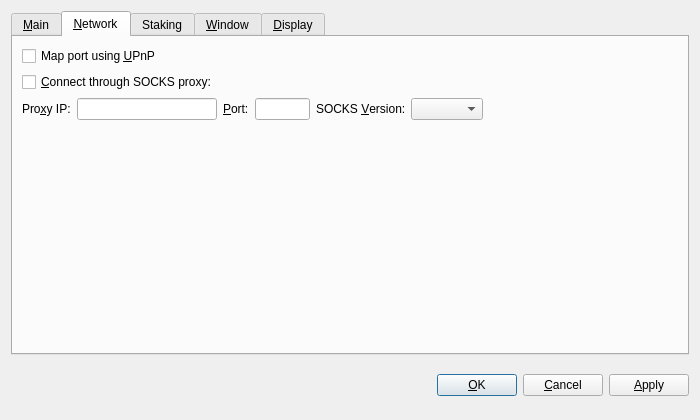
gridcoin-community/Gridcoin-Research, file src/qt/forms/optionsdialog.ui: the form before one commit.
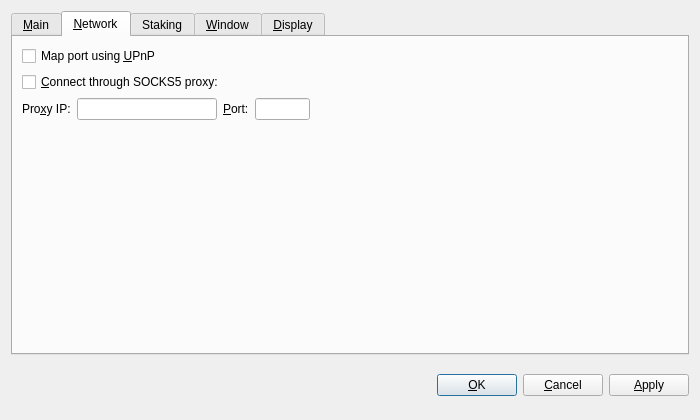
The form after the commit. The open tabs and pages were chosen to show the change. Custom widgets are drawn as their Qt base class.

Commit message: remove SOCKS4 support from core and GUI

```diff
--- a/src/qt/forms/optionsdialog.ui
+++ b/src/qt/forms/optionsdialog.ui
@@ -146,7 +146,7 @@
           <string>Connect to the Gridcoin network through a SOCKS proxy (e.g. when connecting through Tor).</string>
          </property>
          <property name="text">
-          <string>&amp;Connect through SOCKS proxy:</string>
+          <string>&amp;Connect through SOCKS5 proxy:</string>
          </property>
         </widget>
        </item>
@@ -204,26 +204,6 @@
            </property>
           </widget>
          </item>
-         <item>
-          <widget class="QLabel" name="socksVersionLabel">
-           <property name="text">
-            <string>SOCKS &amp;Version:</string>
-           </property>
-           <property name="textFormat">
-            <enum>Qt::PlainText</enum>
-           </property>
-           <property name="buddy">
-            <cstring>socksVersion</cstring>
-           </property>
-          </widget>
-         </item>
-         <item>
-          <widget class="QValueComboBox" name="socksVersion">
-           <property name="toolTip">
-            <string>SOCKS version of the proxy (e.g. 5)</string>
-           </property>
-          </widget>
-         </item>
          <item>
           <spacer name="horizontalSpacer_Network">
            <property name="orientation">
```
Left out of the diff: 2 changed lines with no effect on the pictures. The commit also changes 9 other files.
